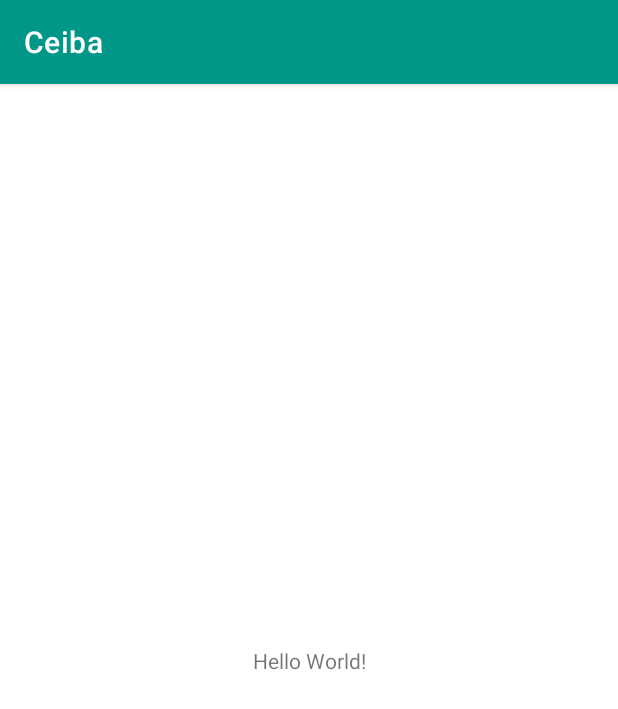
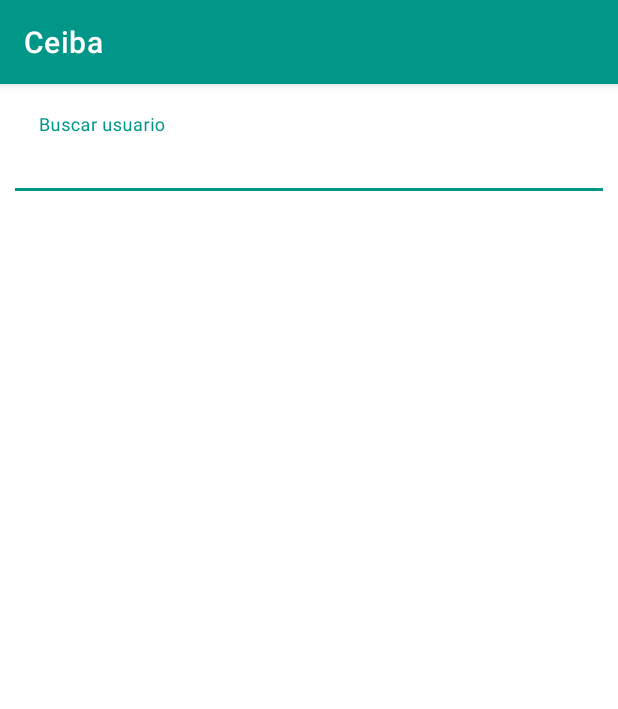
Before and after one commit to lauravelasquezcano/ceiba-challenge, an Android app: the screen it shows after launch (MainActivity), on a phone screen of 412 x 824 dp. Shown: the top 709 px of the screen. Run offline under Robolectric (Android 15) with nearby library versions, the phone set to English and light mode, and no system bars; our stand-ins replace navigation-ui.

Commit message:
Crating navigation graph and initializing main activity

```diff
--- a/app/build.gradle
+++ b/app/build.gradle
@@ -36,10 +36,15 @@ android {
 
 dependencies {
 
-    implementation 'androidx.core:core-ktx:1.7.0'
+    implementation 'androidx.core:core-ktx:1.8.0'
     implementation 'androidx.appcompat:appcompat:1.4.2'
     implementation 'com.google.android.material:material:1.6.1'
     implementation 'androidx.constraintlayout:constraintlayout:2.1.4'
+
+    // Navigation
+    implementation 'androidx.navigation:navigation-fragment-ktx:2.5.0'
+    implementation 'androidx.navigation:navigation-ui-ktx:2.5.0'
+
     testImplementation 'junit:junit:4.13.2'
     androidTestImplementation 'androidx.test.ext:junit:1.1.3'
     androidTestImplementation 'androidx.test.espresso:espresso-core:3.4.0'
--- a/app/src/main/java/com/lauravelasquezcano/ceiba/app/ui/main/MainActivity.kt
+++ b/app/src/main/java/com/lauravelasquezcano/ceiba/app/ui/main/MainActivity.kt
@@ -2,11 +2,28 @@ package com.lauravelasquezcano.ceiba.app.ui.main
 
 import androidx.appcompat.app.AppCompatActivity
 import android.os.Bundle
+import androidx.navigation.NavController
+import androidx.navigation.fragment.NavHostFragment
+import androidx.navigation.ui.AppBarConfiguration
+import androidx.navigation.ui.navigateUp
 import com.lauravelasquezcano.ceiba.R
+import com.lauravelasquezcano.ceiba.databinding.ActivityMainBinding
 
 class MainActivity : AppCompatActivity() {
+
+    private lateinit var binding: ActivityMainBinding
+    private lateinit var appBarConfiguration: AppBarConfiguration
+    private lateinit var navController : NavController
+
     override fun onCreate(savedInstanceState: Bundle?) {
         super.onCreate(savedInstanceState)
-        setContentView(R.layout.activity_main)
+        binding = ActivityMainBinding.inflate(layoutInflater)
+        setContentView(binding.root)
+        navController = (supportFragmentManager.findFragmentById(R.id.nav_host_fragment) as NavHostFragment).navController
+        appBarConfiguration = AppBarConfiguration.Builder().build()
+    }
+
+    override fun onSupportNavigateUp(): Boolean {
+        return navController.navigateUp(appBarConfiguration)
     }
 }
--- a/app/src/main/res/layout/activity_main.xml
+++ b/app/src/main/res/layout/activity_main.xml
@@ -6,13 +6,15 @@
     android:layout_height="match_parent"
     tools:context=".app.ui.main.MainActivity">
 
-    <TextView
-        android:layout_width="wrap_content"
-        android:layout_height="wrap_content"
-        android:text="Hello World!"
+    <androidx.fragment.app.FragmentContainerView
+        android:id="@+id/nav_host_fragment"
+        android:name="androidx.navigation.fragment.NavHostFragment"
+        android:layout_width="@dimen/size_0dp"
+        android:layout_height="@dimen/size_0dp"
+        app:defaultNavHost="true"
         app:layout_constraintBottom_toBottomOf="parent"
         app:layout_constraintEnd_toEndOf="parent"
         app:layout_constraintStart_toStartOf="parent"
-        app:layout_constraintTop_toTopOf="parent" />
-
+        app:layout_constraintTop_toTopOf="parent"
+        app:navGraph="@navigation/navigation" />
 </androidx.constraintlayout.widget.ConstraintLayout>
--- /dev/null
+++ b/app/src/main/res/navigation/navigation.xml
@@ -0,0 +1,32 @@
+<?xml version="1.0" encoding="utf-8"?>
+<navigation xmlns:android="http://schemas.android.com/apk/res/android"
+    xmlns:app="http://schemas.android.com/apk/res-auto"
+    xmlns:tools="http://schemas.android.com/tools"
+    android:id="@+id/navigation"
+    app:startDestination="@id/fragment_users">
+
+    <fragment
+        android:id="@+id/fragment_users"
+        android:name="com.lauravelasquezcano.ceiba.app.ui.main.users.UsersFragment"
+        android:layout_width="match_parent"
+        android:layout_height="match_parent"
+        tools:layout="@layout/fragment_users">
+
+        <action
+            android:id="@+id/action_go_to_posts_fragment"
+            app:destination="@+id/fragment_posts"/>
+    </fragment>
+
+    <fragment
+        android:id="@+id/fragment_posts"
+        android:name="com.lauravelasquezcano.ceiba.app.ui.main.posts.PostsFragment"
+        android:layout_width="match_parent"
+        android:layout_height="match_parent"
+        tools:layout="@layout/fragment_posts">
+
+        <action
+            android:id="@+id/action_go_to_users_fragment"
+            app:destination="@+id/fragment_users"/>
+    </fragment>
+
+</navigation>
```
